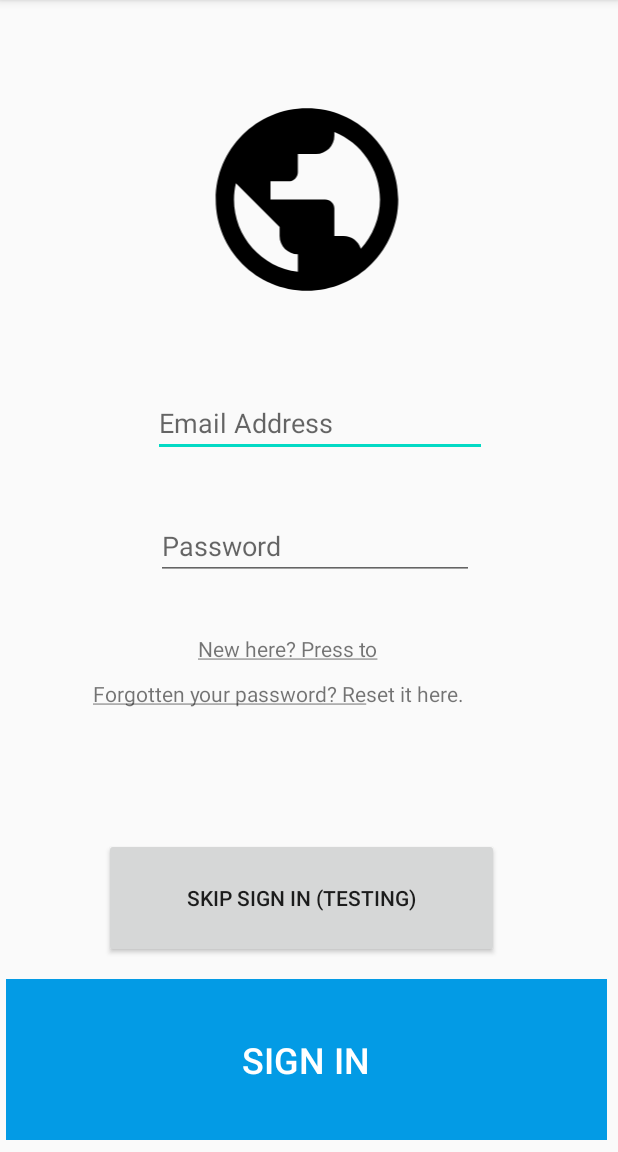
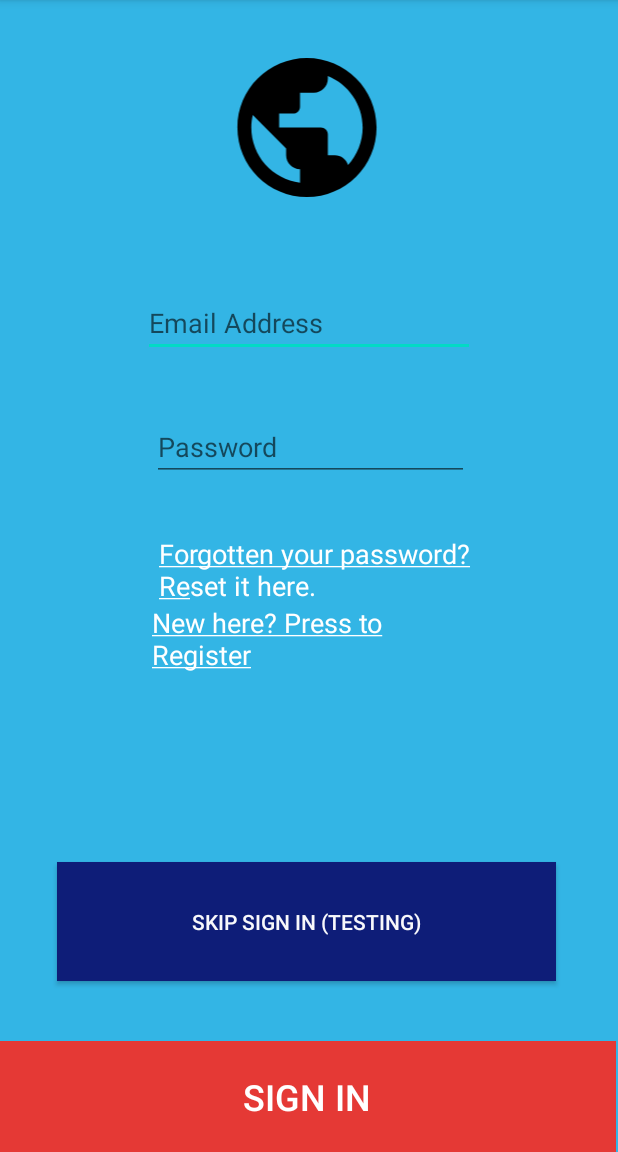
Before and after one commit to z5208577/INFS3605Assignment, an Android app: the screen it shows after launch (MainActivity), on a phone screen of 412 x 824 dp, the part 84-1236 px from its top. Run offline under Robolectric (Android 15) with nearby library versions, the phone set to English and light mode, and no system bars; our stand-ins replace Firebase (no records; nobody signed in at launch, a user with empty details on screens opened directly).

Commit message:
redesigned main screen

```diff
--- a/app/src/main/res/layout/activity_main.xml
+++ b/app/src/main/res/layout/activity_main.xml
@@ -5,22 +5,16 @@
     android:id="@+id/ForgotPassword"
     android:layout_width="match_parent"
     android:layout_height="match_parent"
+    android:background="@android:color/holo_blue_light"
     tools:context=".ui.MainActivity">
 
     <EditText
         android:id="@+id/forgottenPassEmail"
         android:layout_width="221dp"
         android:layout_height="wrap_content"
-        android:layout_alignBottom="@+id/password"
-        android:layout_alignParentStart="true"
-        android:layout_alignParentLeft="true"
-        android:layout_alignParentEnd="true"
-        android:layout_alignParentRight="true"
-        android:layout_marginStart="102dp"
-        android:layout_marginLeft="102dp"
-        android:layout_marginEnd="87dp"
-        android:layout_marginRight="87dp"
-        android:layout_marginBottom="82dp"
+        android:layout_below="@+id/imageView"
+        android:layout_centerHorizontal="true"
+        android:layout_marginTop="52dp"
         android:ems="10"
         android:hint="Email Address"
         android:inputType="textPersonName" />
@@ -29,128 +23,138 @@
         android:id="@+id/password"
         android:layout_width="wrap_content"
         android:layout_height="wrap_content"
+        android:layout_below="@+id/forgottenPassEmail"
         android:layout_alignParentStart="true"
         android:layout_alignParentLeft="true"
         android:layout_alignParentEnd="true"
         android:layout_alignParentRight="true"
-        android:layout_alignParentBottom="true"
-        android:layout_marginStart="104dp"
-        android:layout_marginLeft="104dp"
-        android:layout_marginEnd="96dp"
-        android:layout_marginRight="96dp"
-        android:layout_marginBottom="381dp"
+        android:layout_centerHorizontal="true"
+        android:layout_marginStart="101dp"
+        android:layout_marginLeft="101dp"
+        android:layout_marginTop="37dp"
+        android:layout_marginEnd="99dp"
+        android:layout_marginRight="99dp"
         android:ems="10"
         android:hint="Password"
         android:inputType="textPassword" />
 
     <Button
         android:id="@+id/signIn"
-        android:layout_width="wrap_content"
-        android:layout_height="107dp"
+        android:layout_width="match_parent"
+        android:layout_height="74dp"
         android:layout_alignParentStart="true"
         android:layout_alignParentLeft="true"
         android:layout_alignParentEnd="true"
         android:layout_alignParentRight="true"
         android:layout_alignParentBottom="true"
-        android:layout_marginStart="4dp"
-        android:layout_marginLeft="4dp"
-        android:layout_marginEnd="7dp"
-        android:layout_marginRight="7dp"
-        android:layout_marginBottom="8dp"
-        android:background="#039BE5"
+        android:layout_marginStart="-1dp"
+        android:layout_marginLeft="-1dp"
+        android:layout_marginEnd="1dp"
+        android:layout_marginRight="1dp"
+        android:layout_marginBottom="0dp"
+        android:background="#E53935"
         android:enabled="false"
         android:text="Sign In"
         android:textColor="#FFFFFF"
         android:textSize="24sp" />
 
+
     <TextView
         android:id="@+id/register"
-        android:layout_width="wrap_content"
+        android:layout_width="216dp"
         android:layout_height="wrap_content"
-        android:layout_above="@+id/signIn"
-        android:layout_alignTop="@+id/forgottenPassEmail"
         android:layout_alignParentStart="true"
         android:layout_alignParentLeft="true"
         android:layout_alignParentEnd="true"
         android:layout_alignParentRight="true"
-        android:layout_marginStart="132dp"
-        android:layout_marginLeft="132dp"
-        android:layout_marginTop="163dp"
-        android:layout_marginEnd="154dp"
-        android:layout_marginRight="154dp"
-        android:layout_marginBottom="210dp"
-        android:text="New here? Register!" />
+        android:layout_alignParentBottom="true"
+        android:layout_centerHorizontal="true"
+        android:layout_marginStart="101dp"
+        android:layout_marginLeft="101dp"
+        android:layout_marginTop="22dp"
+        android:layout_marginEnd="94dp"
+        android:layout_marginRight="94dp"
+        android:layout_marginBottom="319dp"
+        android:text="New here? Register now"
+        android:textColor="#FFFFFF"
+        android:textSize="18sp" />
 
     <Button
         android:id="@+id/resendCode"
-        android:layout_width="wrap_content"
+        android:layout_width="318dp"
         android:layout_height="wrap_content"
         android:layout_alignBottom="@+id/skipSignIn"
         android:layout_alignParentStart="true"
         android:layout_alignParentLeft="true"
         android:layout_alignParentEnd="true"
         android:layout_alignParentRight="true"
-        android:layout_marginStart="147dp"
-        android:layout_marginLeft="147dp"
-        android:layout_marginEnd="149dp"
-        android:layout_marginRight="149dp"
-        android:layout_marginBottom="88dp"
-        android:text="Resend Code"
+        android:layout_centerHorizontal="true"
+        android:layout_marginStart="45dp"
+        android:layout_marginLeft="45dp"
+        android:layout_marginEnd="48dp"
+        android:layout_marginRight="48dp"
+        android:layout_marginBottom="129dp"
+        android:text="Resend CMC Business ID Code"
         android:visibility="invisible"
         tools:visibility="visible" />
 
     <Button
         android:id="@+id/skipSignIn"
-        android:layout_width="264dp"
-        android:layout_height="80dp"
-        android:layout_above="@+id/forgottenPassEmail"
+        android:layout_width="332dp"
+        android:layout_height="79dp"
+        android:layout_above="@+id/signIn"
         android:layout_alignParentStart="true"
         android:layout_alignParentLeft="true"
         android:layout_alignParentEnd="true"
         android:layout_alignParentRight="true"
-        android:layout_marginStart="69dp"
-        android:layout_marginLeft="69dp"
+        android:layout_centerHorizontal="true"
+        android:layout_marginStart="38dp"
+        android:layout_marginLeft="38dp"
         android:layout_marginTop="-306dp"
-        android:layout_marginEnd="79dp"
-        android:layout_marginRight="79dp"
-        android:layout_marginBottom="-379dp"
-        android:text="skip sign in (testing)" />
-
+        android:layout_marginEnd="41dp"
+        android:layout_marginRight="41dp"
+        android:layout_marginBottom="40dp"
+        android:background="#0E1D78"
+        android:text="skip sign in (testing)"
+        android:textColor="#F8FFFFFF" />
 
     <ImageView
         android:id="@+id/imageView"
         android:layout_width="145dp"
         android:layout_height="111dp"
-        android:layout_above="@+id/forgottenPassEmail"
         android:layout_alignParentStart="true"
         android:layout_alignParentLeft="true"
         android:layout_alignParentTop="true"
         android:layout_alignParentEnd="true"
         android:layout_alignParentRight="true"
+        android:layout_centerHorizontal="true"
         android:layout_marginStart="131dp"
         android:layout_marginLeft="131dp"
-        android:layout_marginTop="60dp"
+        android:layout_marginTop="29dp"
         android:layout_marginEnd="134dp"
         android:layout_marginRight="134dp"
-        android:layout_marginBottom="53dp"
-        app:srcCompat="@drawable/ic_public_black_24dp" />
+        app:srcCompat="@drawable/ic_public_black_24dp"
+        tools:srcCompat="@drawable/logo" />
 
     <TextView
         android:id="@+id/forgotPassword"
-        android:layout_width="269dp"
+        android:layout_width="227dp"
         android:layout_height="wrap_content"
-        android:layout_above="@+id/signIn"
-        android:layout_alignTop="@+id/forgottenPassEmail"
+        android:layout_below="@+id/password"
         android:layout_alignParentStart="true"
         android:layout_alignParentLeft="true"
         android:layout_alignParentEnd="true"
         android:layout_alignParentRight="true"
-        android:layout_marginStart="62dp"
-        android:layout_marginLeft="62dp"
-        android:layout_marginTop="193dp"
-        android:layout_marginEnd="80dp"
-        android:layout_marginRight="80dp"
-        android:layout_marginBottom="180dp"
-        android:text="Forgotten your password? Reset it here." />
+        android:layout_centerInParent="true"
+        android:layout_marginStart="106dp"
+        android:layout_marginLeft="106dp"
+        android:layout_marginTop="36dp"
+        android:layout_marginEnd="78dp"
+        android:layout_marginRight="78dp"
+        android:text="Forgot your password?"
+        android:textAllCaps="false"
+        android:textAppearance="@style/TextAppearance.AppCompat.Body1"
+        android:textColor="#FFFFFF"
+        android:textSize="18sp" />
 
 </RelativeLayout>
--- a/app/src/main/res/layout/activity_register.xml
+++ b/app/src/main/res/layout/activity_register.xml
@@ -92,12 +92,13 @@
         android:id="@+id/A"
         android:layout_width="wrap_content"
         android:layout_height="wrap_content"
-        android:layout_marginTop="16dp"
+        android:layout_marginTop="28dp"
         android:text="Welcome to CMC"
         android:textColor="#FFFFFF"
         android:textSize="36sp"
         android:textStyle="bold"
         app:layout_constraintEnd_toEndOf="parent"
+        app:layout_constraintHorizontal_bias="0.763"
         app:layout_constraintStart_toStartOf="parent"
         app:layout_constraintTop_toTopOf="parent" />
 
@@ -114,4 +115,15 @@
 
     </androidx.cardview.widget.CardView>
 
+    <ImageView
+        android:id="@+id/imageView7"
+        android:layout_width="116dp"
+        android:layout_height="68dp"
+        android:layout_marginTop="24dp"
+        app:layout_constraintEnd_toEndOf="parent"
+        app:layout_constraintHorizontal_bias="0.0"
+        app:layout_constraintStart_toStartOf="parent"
+        app:layout_constraintTop_toTopOf="parent"
+        app:srcCompat="@drawable/logo" />
+
 </androidx.constraintlayout.widget.ConstraintLayout>
```
